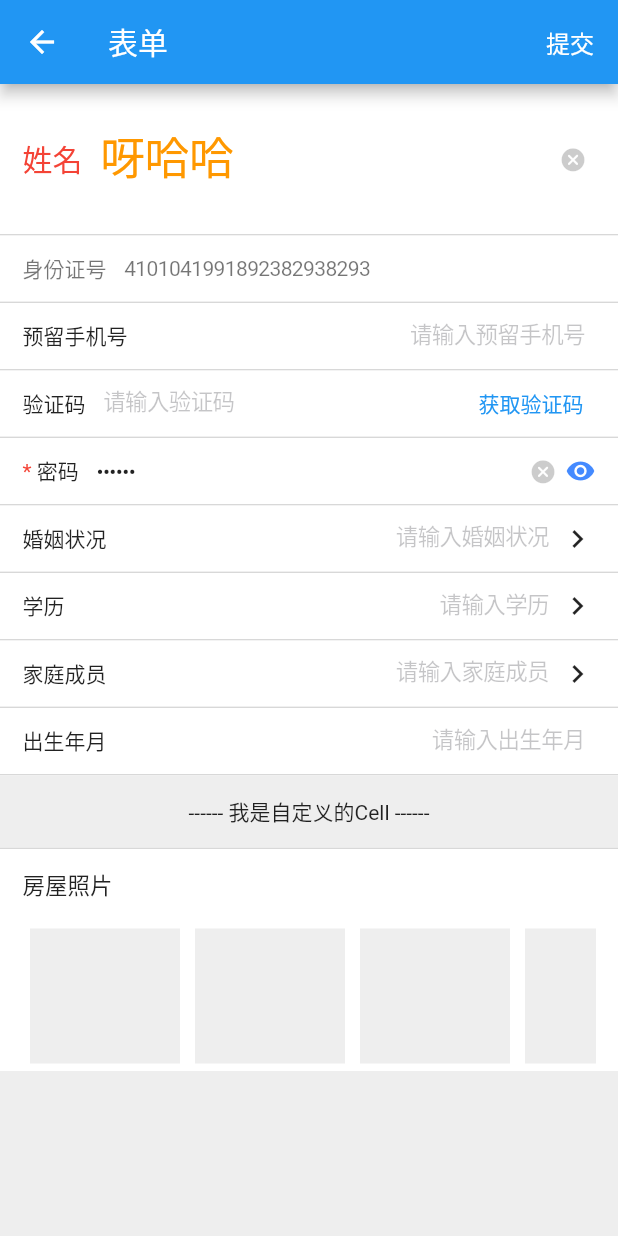
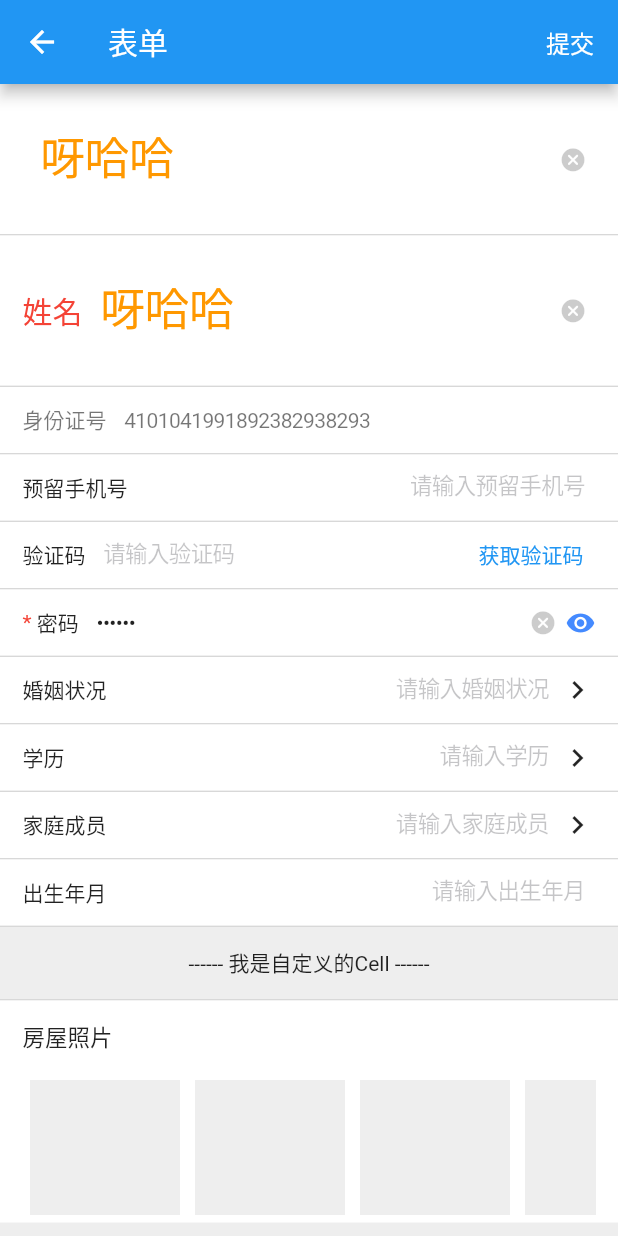
Before and after one commit to citynight/form_table, a Flutter app: the FormPage screen opened directly, on a phone screen of 412 x 824 dp. Run offline on Flutter 3.47's test engine with Material 2 defaults, Android fonts, the phone set to English and light mode, and no system bars; our stand-ins replace date_format, fluttertoast, image_picker; missing offline and left inert: flutter_picker.

Commit message:
标题为空隐藏标题

```diff
--- a/example/lib/page/FormPage.dart
+++ b/example/lib/page/FormPage.dart
@@ -28,7 +28,8 @@ class FormPage extends StatelessWidget {
             ),
             onPressed: () {
               //校验
-              List errors = (_formKey.currentState as FormTableState).validate();
+              List errors =
+                  (_formKey.currentState as FormTableState).validate();
               if (errors.isNotEmpty) {
                 showToast(errors.first);
                 return;
@@ -52,6 +53,15 @@ class FormPage extends StatelessWidget {
 
 List<FormTableRow> buildFormRows() {
   return [
+    FormTableRow.input(
+      value: "呀哈哈",
+      textFieldConfig: FormTableConfig(
+        height: 100,
+        titleStyle: TextStyle(color: Colors.red, fontSize: 20),
+        valueStyle: TextStyle(color: Colors.orange, fontSize: 30),
+        placeholderStyle: TextStyle(color: Colors.green, fontSize: 25),
+      ),
+    ),
     FormTableRow.input(
       title: "姓名",
       placeholder: "请输入姓名",
@@ -120,7 +130,7 @@ List<FormTableRow> buildFormRows() {
               : Icon(
                   Icons.visibility,
                   size: 20.0,
-            color:  Colors.blueAccent,
+                  color: Colors.blueAccent,
                 ),
         );
       },
--- a/lib/form_table/form_table_text_field.dart
+++ b/lib/form_table/form_table_text_field.dart
@@ -52,9 +52,17 @@ class _FormTableTextFieldState extends State<FormTableTextField> {
           height: row.textFieldConfig?.height ?? 44.0,
           child: Row(
             children: [
-              (row.title ?? "").contains("*") ? _buildTitleText() : _buildRichText(),
-              SizedBox(
-                width: 5,
+              Visibility(
+                visible: row.title != null,
+                child: row.title!.contains("*")
+                    ? _buildTitleText()
+                    : _buildRichText(),
+              ),
+              Visibility(
+                visible: row.title != null,
+                child: SizedBox(
+                  width: 5,
+                ),
               ),
               Expanded(
                 child: _buildCupertinoTextField(context),
```
Lines whose indentation alone changed are shown as unchanged.
